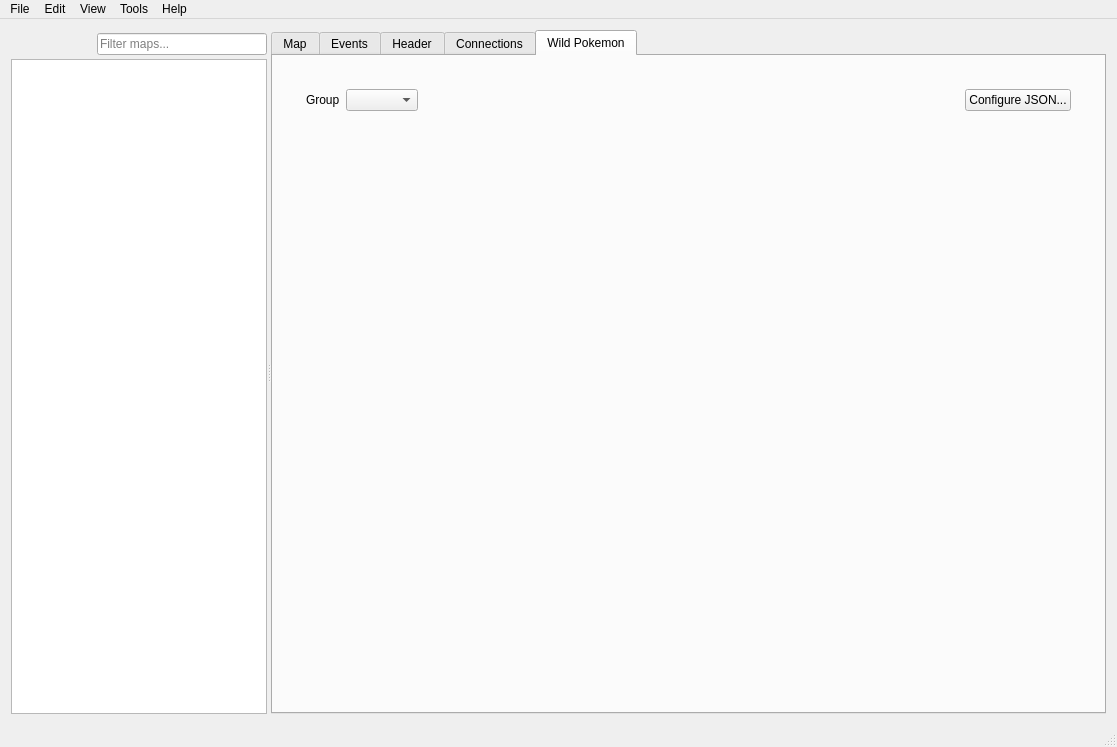
Before: the Qt Designer form forms/mainwindow.ui in Diegoisawesome/porymap, drawn with Qt 5.
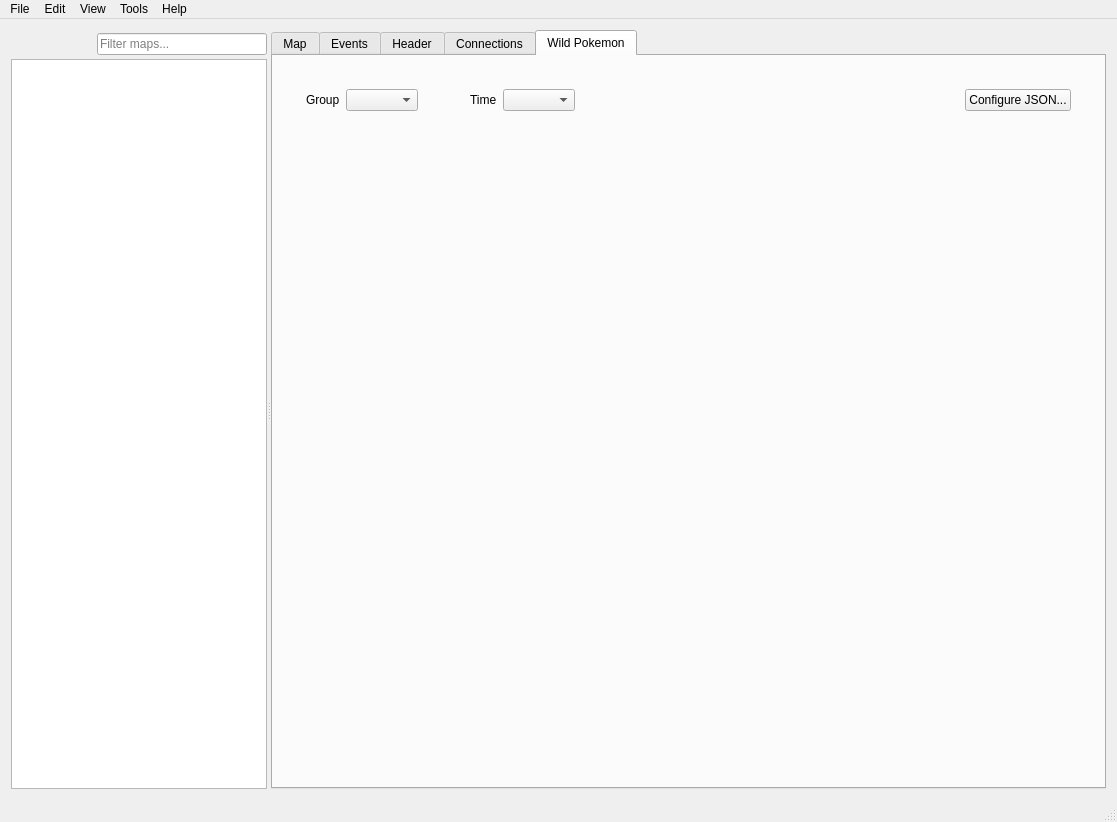
After: the same form once the commit is applied. The open tabs and pages were chosen to show the change. Icons and pictures are not drawn. Custom widgets are drawn as their Qt base class.

Commit message: DN Wild Pokémon

The edit to the form file:
```diff
--- a/forms/mainwindow.ui
+++ b/forms/mainwindow.ui
@@ -7,7 +7,7 @@
     <x>0</x>
     <y>0</y>
     <width>1117</width>
-    <height>747</height>
+    <height>822</height>
    </rect>
   </property>
   <property name="windowTitle">
@@ -2768,6 +2768,20 @@
                  </property>
                 </widget>
                </item>
+               <item>
+                <widget class="QLabel" name="label_16">
+                 <property name="text">
+                  <string>Time</string>
+                 </property>
+                </widget>
+               </item>
+               <item>
+                <widget class="QComboBox" name="comboBox_WildMonTimeOfDay">
+                 <property name="sizeAdjustPolicy">
+                  <enum>QComboBox::AdjustToContents</enum>
+                 </property>
+                </widget>
+               </item>
                <item>
                 <spacer name="horizontalSpacer_9">
                  <property name="orientation">
```
Left out of the diff: 26 changed lines with no effect on the pictures. The commit also changes 10 other files.
